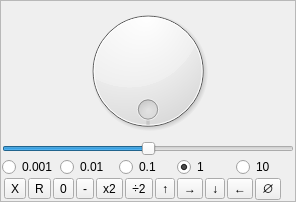
Before: the Qt Designer form mandelbulber2/qt/slider_popup.ui in irinox-ctrl/mandelbulber2, drawn with Qt 5.
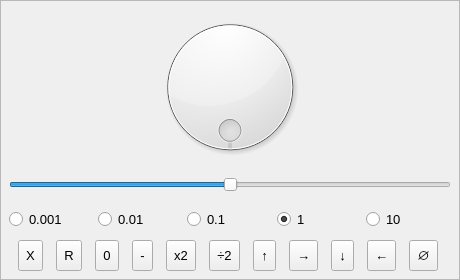
After: the same form once the commit is applied.

Commit message: feat(ui): per-type parameter gray-out + orange highlight for all mutation systems

What changed in the file:
```diff
--- a/mandelbulber2/qt/slider_popup.ui
+++ b/mandelbulber2/qt/slider_popup.ui
@@ -6,8 +6,8 @@
    <rect>
     <x>0</x>
     <y>0</y>
-    <width>296</width>
-    <height>202</height>
+    <width>460</width>
+    <height>280</height>
    </rect>
   </property>
   <property name="sizePolicy">
@@ -25,24 +25,33 @@
   <property name="frameShadow">
    <enum>QFrame::Raised</enum>
   </property>
+  <property name="styleSheet">
+   <string notr="true">QRadioButton, QToolButton { font-size: 13px; min-height: 24px; } QSlider::groove:horizontal { height: 8px; } QSlider::handle:horizontal { width: 18px; height: 18px; margin: -5px 0; }</string>
+  </property>
   <layout class="QVBoxLayout" name="verticalLayout_2">
    <property name="spacing">
-    <number>1</number>
+    <number>6</number>
    </property>
    <property name="leftMargin">
-    <number>1</number>
+    <number>8</number>
    </property>
    <property name="topMargin">
-    <number>1</number>
+    <number>8</number>
    </property>
    <property name="rightMargin">
-    <number>1</number>
+    <number>8</number>
    </property>
    <property name="bottomMargin">
-    <number>1</number>
+    <number>8</number>
    </property>
    <item>
     <widget class="QDial" name="dial">
+     <property name="minimumSize">
+      <size>
+       <width>100</width>
+       <height>100</height>
+      </size>
+     </property>
      <property name="focusPolicy">
       <enum>Qt::NoFocus</enum>
      </property>
@@ -62,6 +71,12 @@
        <verstretch>0</verstretch>
       </sizepolicy>
      </property>
+     <property name="minimumSize">
+      <size>
+       <width>0</width>
+       <height>28</height>
+      </size>
+     </property>
      <property name="focusPolicy">
       <enum>Qt::NoFocus</enum>
      </property>
@@ -82,7 +97,7 @@
    <item>
     <layout class="QHBoxLayout" name="horizontalLayout">
      <property name="spacing">
-      <number>0</number>
+      <number>4</number>
      </property>
      <item>
       <widget class="QRadioButton" name="radioButton_super_fine">
@@ -142,7 +157,7 @@
    <item>
     <layout class="QHBoxLayout" name="horizontalLayout_2">
      <property name="spacing">
-      <number>0</number>
+      <number>4</number>
      </property>
      <item>
       <widget class="QToolButton" name="buClose">
```
The commit also changes 3 other files.
